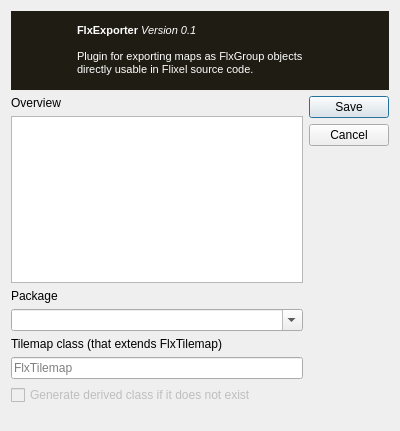
This is settingsdialog.ui in jkirsteins/Tiled-FlxExporter as Qt 5 draws it before an edit. The edited form follows.
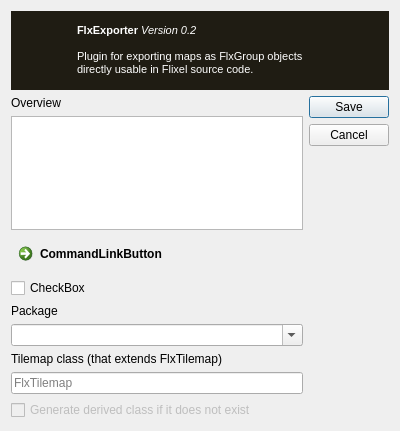
This is the edited form. Icons and pictures are not drawn.

```diff
--- a/settingsdialog.ui
+++ b/settingsdialog.ui
@@ -93,7 +93,7 @@
 &lt;html&gt;&lt;head&gt;&lt;meta name=&quot;qrichtext&quot; content=&quot;1&quot; /&gt;&lt;style type=&quot;text/css&quot;&gt;
 p, li { white-space: pre-wrap; }
 &lt;/style&gt;&lt;/head&gt;&lt;body style=&quot; font-family:'MS Shell Dlg 2'; font-size:8.25pt; font-weight:400; font-style:normal;&quot;&gt;
-&lt;p style=&quot; margin-top:0px; margin-bottom:0px; margin-left:0px; margin-right:0px; -qt-block-indent:0; text-indent:0px;&quot;&gt;&lt;span style=&quot; font-size:8pt; font-weight:600;&quot;&gt;FlxExporter &lt;/span&gt;&lt;span style=&quot; font-size:8pt; font-style:italic;&quot;&gt;Version 0.1&lt;/span&gt;&lt;/p&gt;
+&lt;p style=&quot; margin-top:0px; margin-bottom:0px; margin-left:0px; margin-right:0px; -qt-block-indent:0; text-indent:0px;&quot;&gt;&lt;span style=&quot; font-size:8pt; font-weight:600;&quot;&gt;FlxExporter &lt;/span&gt;&lt;span style=&quot; font-size:8pt; font-style:italic;&quot;&gt;Version 0.2&lt;/span&gt;&lt;/p&gt;
 &lt;p style=&quot;-qt-paragraph-type:empty; margin-top:0px; margin-bottom:0px; margin-left:0px; margin-right:0px; -qt-block-indent:0; text-indent:0px; font-size:8pt; font-style:italic;&quot;&gt;&lt;/p&gt;
 &lt;p style=&quot; margin-top:0px; margin-bottom:0px; margin-left:0px; margin-right:0px; -qt-block-indent:0; text-indent:0px;&quot;&gt;&lt;span style=&quot; font-size:8pt;&quot;&gt;Plugin for exporting maps as FlxGroup objects directly usable in Flixel source code.&lt;/span&gt;&lt;/p&gt;&lt;/body&gt;&lt;/html&gt;</string>
              </property>
@@ -137,6 +137,9 @@
            <property name="styleSheet">
             <string notr="true"/>
            </property>
+           <property name="readOnly">
+            <bool>true</bool>
+           </property>
            <property name="html">
             <string>&lt;!DOCTYPE HTML PUBLIC &quot;-//W3C//DTD HTML 4.0//EN&quot; &quot;http://www.w3.org/TR/REC-html40/strict.dtd&quot;&gt;
 &lt;html&gt;&lt;head&gt;&lt;meta name=&quot;qrichtext&quot; content=&quot;1&quot; /&gt;&lt;style type=&quot;text/css&quot;&gt;
@@ -146,6 +149,20 @@
            </property>
           </widget>
          </item>
+         <item>
+          <widget class="QCommandLinkButton" name="commandLinkButton">
+           <property name="text">
+            <string>CommandLinkButton</string>
+           </property>
+          </widget>
+         </item>
+         <item>
+          <widget class="QCheckBox" name="checkBox">
+           <property name="text">
+            <string>CheckBox</string>
+           </property>
+          </widget>
+         </item>
          <item>
           <widget class="QLabel" name="label_2">
            <property name="text">
@@ -190,19 +207,6 @@
            </property>
           </widget>
          </item>
-         <item>
-          <spacer name="verticalSpacer">
-           <property name="orientation">
-            <enum>Qt::Vertical</enum>
-           </property>
-           <property name="sizeHint" stdset="0">
-            <size>
-             <width>20</width>
-             <height>40</height>
-            </size>
-           </property>
-          </spacer>
-         </item>
         </layout>
        </item>
        <item>
```
